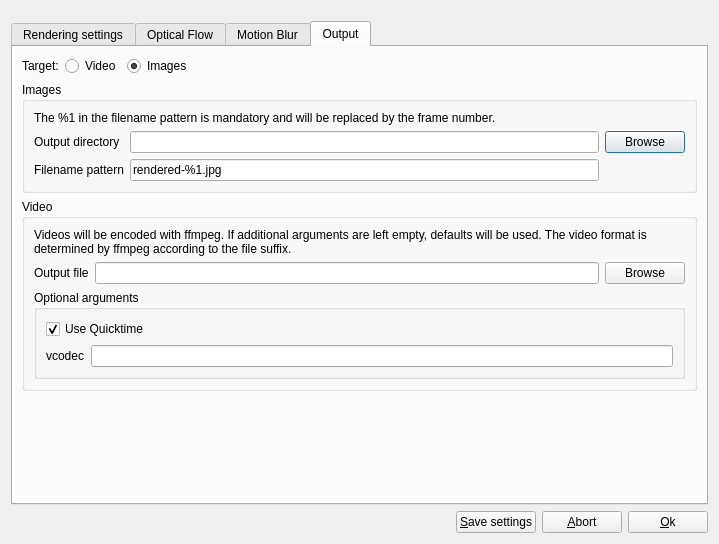
Above: src/slowmoVideo/slowmoUI/dialogues/renderingDialog.ui from DevelopKits/slowmoVideo before the change. Below: the same form after it.
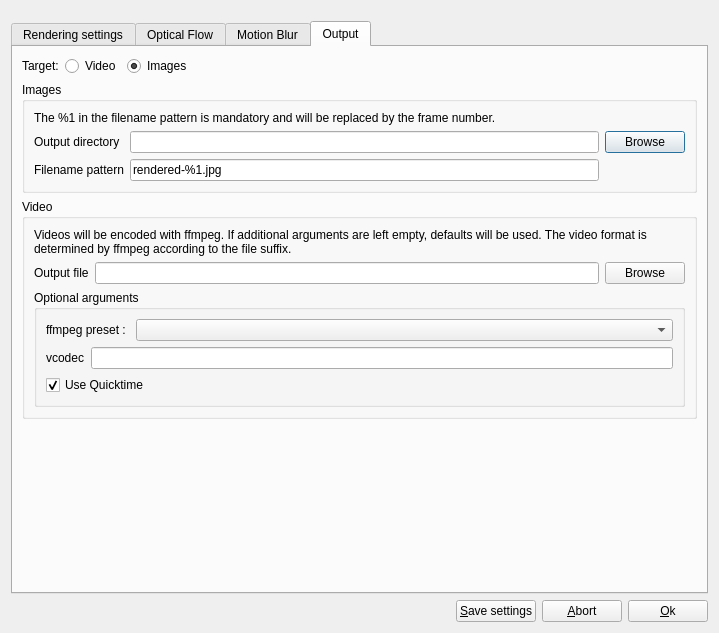
That is the form after the change.

Commit message: a try at creating a preset list for ffmpeg encoding

What changed in the file:
```diff
--- a/src/slowmoVideo/slowmoUI/dialogues/renderingDialog.ui
+++ b/src/slowmoVideo/slowmoUI/dialogues/renderingDialog.ui
@@ -7,7 +7,7 @@
     <x>0</x>
     <y>0</y>
     <width>719</width>
-    <height>544</height>
+    <height>633</height>
    </rect>
   </property>
   <property name="windowTitle">
@@ -747,14 +747,25 @@
               </property>
               <layout class="QVBoxLayout" name="verticalLayout_4">
                <item>
-                <widget class="QCheckBox" name="use_qt">
+                <layout class="QHBoxLayout" name="horizontalLayout_11">
+                 <item>
+                  <widget class="QLabel" name="label_15">
                  <property name="text">
-                  <string>Use Quicktime</string>
-                 </property>
-                 <property name="checked">
-                  <bool>true</bool>
-                 </property>
-                </widget>
+                    <string>ffmpeg preset : </string>
+                   </property>
+                  </widget>
+                 </item>
+                 <item>
+                  <widget class="QComboBox" name="ffpreset">
+                   <property name="sizePolicy">
+                    <sizepolicy hsizetype="Expanding" vsizetype="Fixed">
+                     <horstretch>0</horstretch>
+                     <verstretch>0</verstretch>
+                    </sizepolicy>
+                   </property>
+                  </widget>
+                 </item>
+                </layout>
                </item>
                <item>
                 <layout class="QGridLayout" name="gridLayout_3">
@@ -770,6 +781,16 @@
                  </item>
                 </layout>
                </item>
+               <item>
+                <widget class="QCheckBox" name="use_qt">
+                 <property name="text">
+                  <string>Use Quicktime</string>
+                 </property>
+                 <property name="checked">
+                  <bool>true</bool>
+                 </property>
+                </widget>
+               </item>
               </layout>
              </widget>
             </item>
```
Lines whose indentation alone changed are shown as unchanged. The commit also changes 4 other files.
